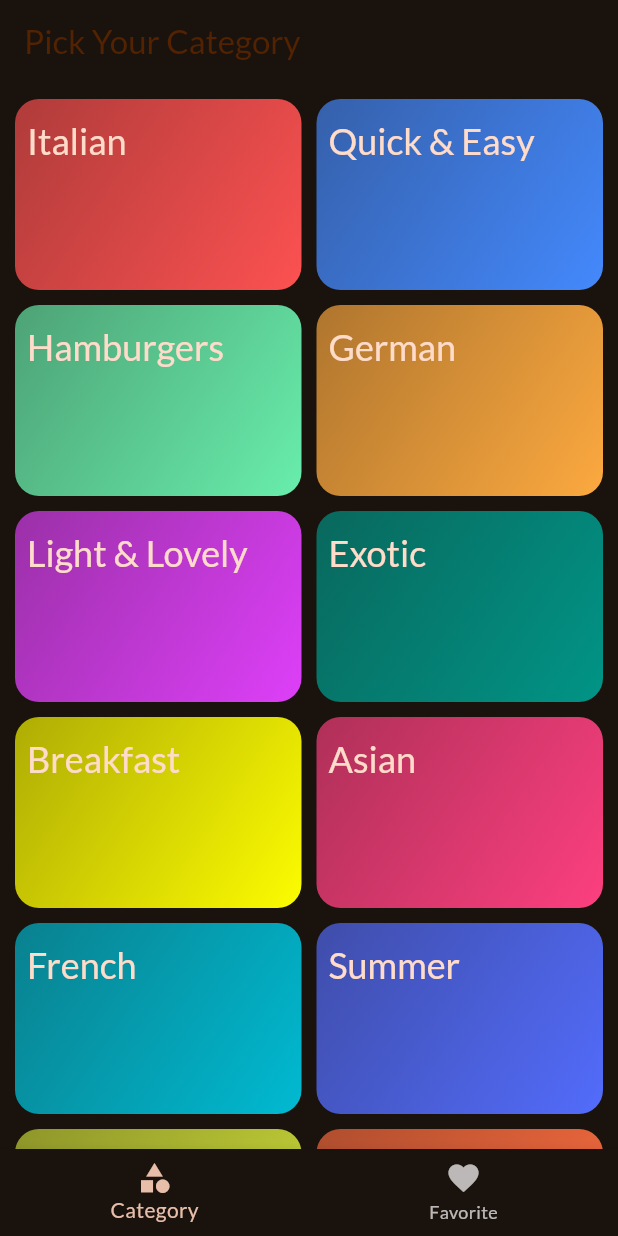
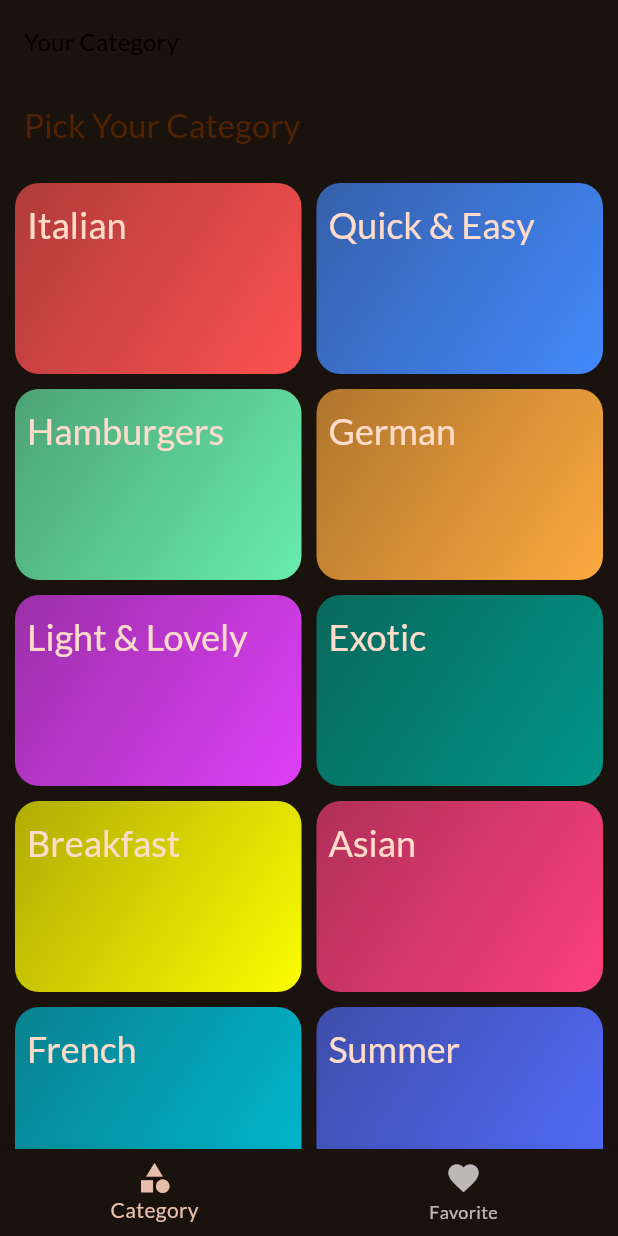
Before and after one commit to mikias19/flutter, a Flutter app: the screen it shows after launch, on a phone screen of 412 x 824 dp. Run offline on Flutter 3.47's test engine with Material 3 defaults, Android fonts, the light colour scheme and no system bars; our stand-ins replace google_fonts, transparent_image; key blocks and very long unbroken strings in the code were emptied for the run.

Commit message:
fix:the favorite issues

```diff
--- a/lib/Screens/category_screen.dart
+++ b/lib/Screens/category_screen.dart
@@ -1,18 +1,23 @@
 import 'package:flutter/material.dart';
 import 'package:meal/Datas/meal_data.dart';
 import 'package:meal/Models/category.dart';
+import 'package:meal/Models/meal.dart';
 import "package:meal/Screens/meal_screen.dart";
 import 'package:meal/Widgts/category_Item.dart';
 
 class CategoryScreen extends StatelessWidget {
-  CategoryScreen({super.key, required this.category});
+  CategoryScreen(
+      {super.key, required this.category, required this.toogleFavorite});
   final List<Category> category;
+  final void Function(Meal meal) toogleFavorite;
   void _onSelectedCategoty(BuildContext context, Category category) {
     final filteredMeal =
         meals.where((meal) => meal.categories.contains(category.id)).toList();
     Navigator.of(context).push(MaterialPageRoute(
-        builder: (_) =>
-            MealsScreen(meals: filteredMeal, categoryTitle: category.title)));
+        builder: (_) => MealsScreen(
+            meals: filteredMeal,
+            categoryTitle: category.title,
+            toogleFavorite: toogleFavorite)));
   }
 
   @override
--- a/lib/Screens/tab_screen.dart
+++ b/lib/Screens/tab_screen.dart
@@ -1,5 +1,7 @@
 import 'package:flutter/material.dart';
 import 'package:meal/Datas/category_data.dart';
+import 'package:meal/Datas/meal_data.dart';
+import 'package:meal/Models/meal.dart';
 import "package:meal/Screens/category_screen.dart";
 import 'package:meal/Screens/meal_screen.dart';
 
@@ -11,31 +13,55 @@ class TabScreen extends StatefulWidget {
 }
 
 class _TabScreenState extends State<TabScreen> {
-  final pages = [
-    CategoryScreen(category: categories),
-    MealsScreen(meals: [], categoryTitle: "hi")
-  ];
   int _currentIndex = 0;
+
+  final List<Meal> favorites = [];
+
+  String activeTitle = "Your Category";
+  void _onToogleFavorite(Meal meal) {
+    final isExisting = favorites.contains(meal);
+
+    setState(() {
+      if (isExisting) {
+        favorites.remove(meal);
+      } else {
+        favorites.add(meal);
+      }
+    });
+  }
+
   @override
   Widget build(BuildContext context) {
+    Widget activePage = CategoryScreen(
+      category: categories,
+      toogleFavorite: _onToogleFavorite,
+    );
     return Scaffold(
-      // appBar: AppBar(
-      //   title: Text(
-      //     "Meals",
-      //     style: Theme.of(context)
-      //         .textTheme
-      //         .titleMedium!
-      //         .copyWith(color: Theme.of(context).primaryColorDark),
-      //   ),
-      // ),
-      body: pages[_currentIndex],
+      appBar: AppBar(
+        title: Text(
+          activeTitle,
+          style: Theme.of(context)
+              .textTheme
+              .titleMedium!
+              .copyWith(color: Theme.of(context).primaryColorDark),
+        ),
+      ),
+      body: activePage,
       bottomNavigationBar: BottomNavigationBar(
         type: BottomNavigationBarType.fixed,
         currentIndex: _currentIndex,
         onTap: (index) {
-          setState(() {
-            _currentIndex = index;
-          });
+          if (_currentIndex == 0) {
+            activePage = CategoryScreen(
+              category: categories,
+              toogleFavorite: _onToogleFavorite,
+            );
+            activeTitle = "Your Category";
+          } else {
+            activePage = MealsScreen(
+                meals: favorites, toogleFavorite: _onToogleFavorite);
+            activeTitle = "Meals";
+          }
         },
         items: const [
           BottomNavigationBarItem(
```
Also changed, not shown: lib/Screens/meal_details_screen.dart (+13 -2 lines), lib/Screens/meal_screen.dart (+12 -5 lines), lib/Widgts/drawer_handler.dart (added, +8 -0 lines).
